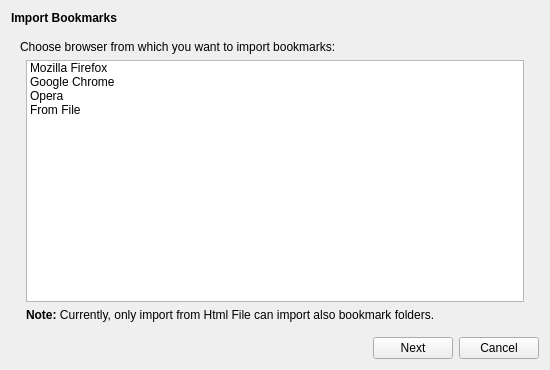
QupZilla/qupzilla, file src/lib/bookmarksimport/bookmarksimportdialog.ui: the form before one commit.
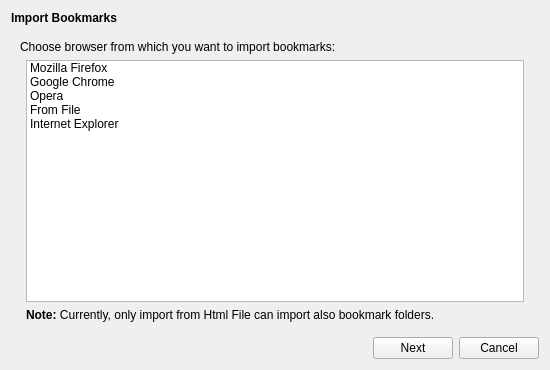
The form after the commit. Icons and pictures are not drawn.

Commit message: added internet explorer import

Diff of the .ui file:
```diff
--- a/src/lib/bookmarksimport/bookmarksimportdialog.ui
+++ b/src/lib/bookmarksimport/bookmarksimportdialog.ui
@@ -78,6 +78,15 @@
             <normaloff>:/icons/browsers/html.png</normaloff>:/icons/browsers/html.png</iconset>
           </property>
          </item>
+         <item>
+          <property name="text">
+           <string>Internet Explorer</string>
+          </property>
+          <property name="icon">
+           <iconset resource="../data/icons.qrc">
+            <normaloff>:/icons/browsers/internet-explorer.png</normaloff>:/icons/browsers/internet-explorer.png</iconset>
+          </property>
+         </item>
         </widget>
        </item>
        <item row="0" column="0" colspan="3">
```
The commit also changes 6 other files.
